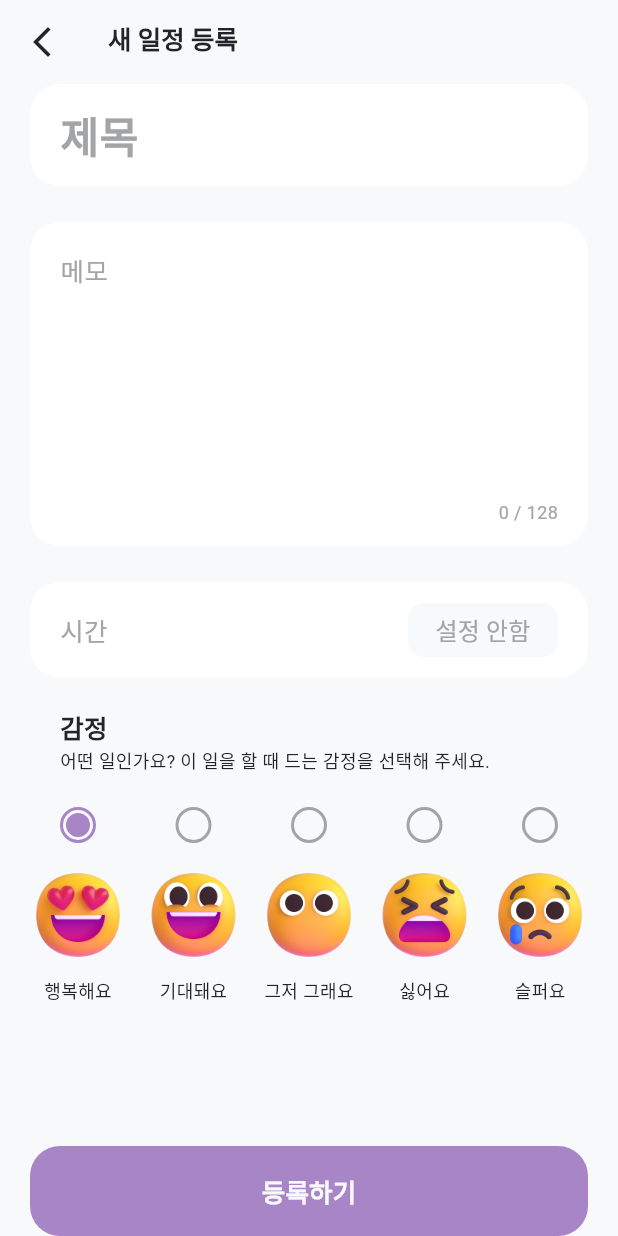
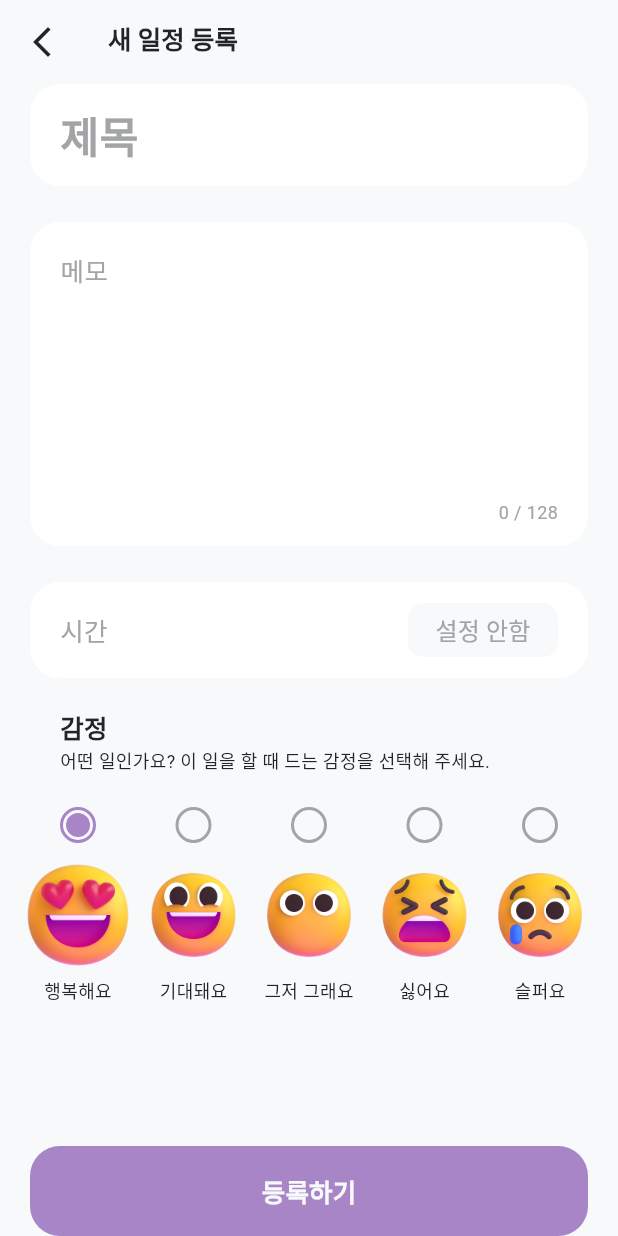
Before and after one commit to wonhj12/chagok, a Flutter app: the TodoAddView screen opened by its route, on a phone screen of 412 x 824 dp. Run offline on Flutter 3.47's test engine with Material 3 defaults, Android fonts, the phone set to English and light mode, and no system bars; our stand-ins replace dotted_line, flutter_dotenv, flutter_slidable, flutter_svg, go_router, google_sign_in and 3 more; missing offline and left inert: day_night_time_picker, kakao_flutter_sdk; accounts and stored records are empty; Roboto replaces fonts that are missing (Pretendard); project files that could hold a hidden picture were left out.

Commit message:
feat: EmotionBox 선택시 이미지 크기 변경 애니메이션 추가

```diff
--- a/lib/components/todo_add/emotion_box.dart
+++ b/lib/components/todo_add/emotion_box.dart
@@ -38,10 +38,16 @@ class EmotionBox extends StatelessWidget {
             const SizedBox(height: 16),
 
             // 아이콘
-            Image.asset(
-              width: 64,
-              height: 64,
-              'assets/icons/emotion_${emotion.name}.png',
+            // 크기 변경 애니메이션 적용
+            AnimatedScale(
+              scale: isSelected ? 1.2 : 1.0, // 선택 시 확대
+              duration: const Duration(milliseconds: 150),
+              curve: Curves.easeOut,
+              child: Image.asset(
+                width: 64,
+                height: 64,
+                'assets/icons/emotion_${emotion.name}.png',
+              ),
             ),
             const SizedBox(height: 12),
 
```
